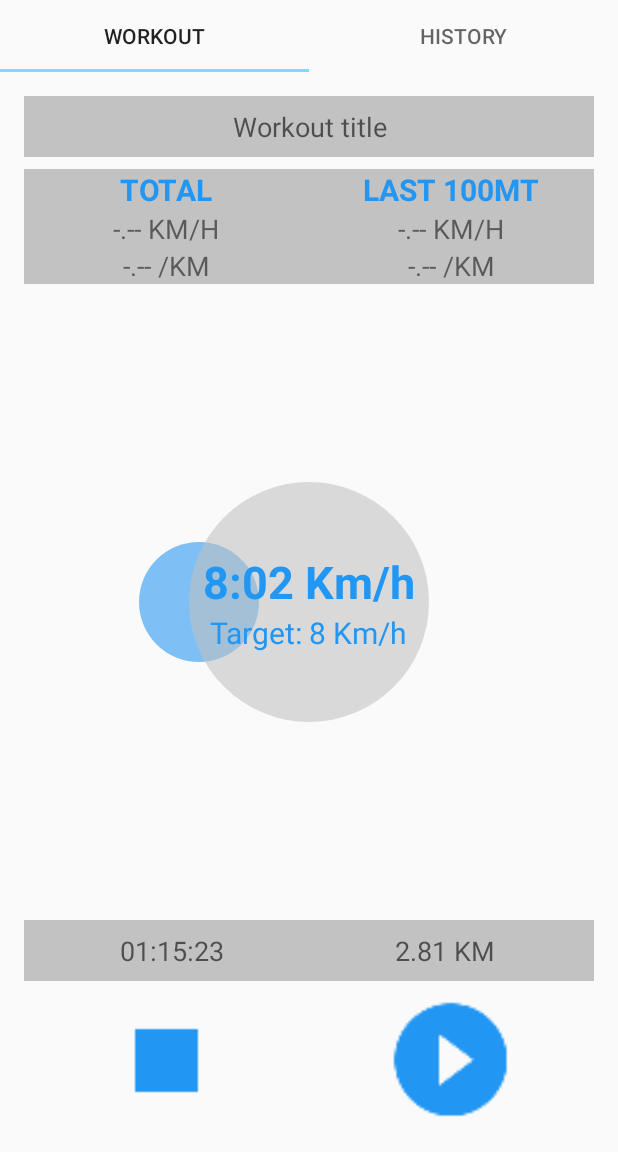
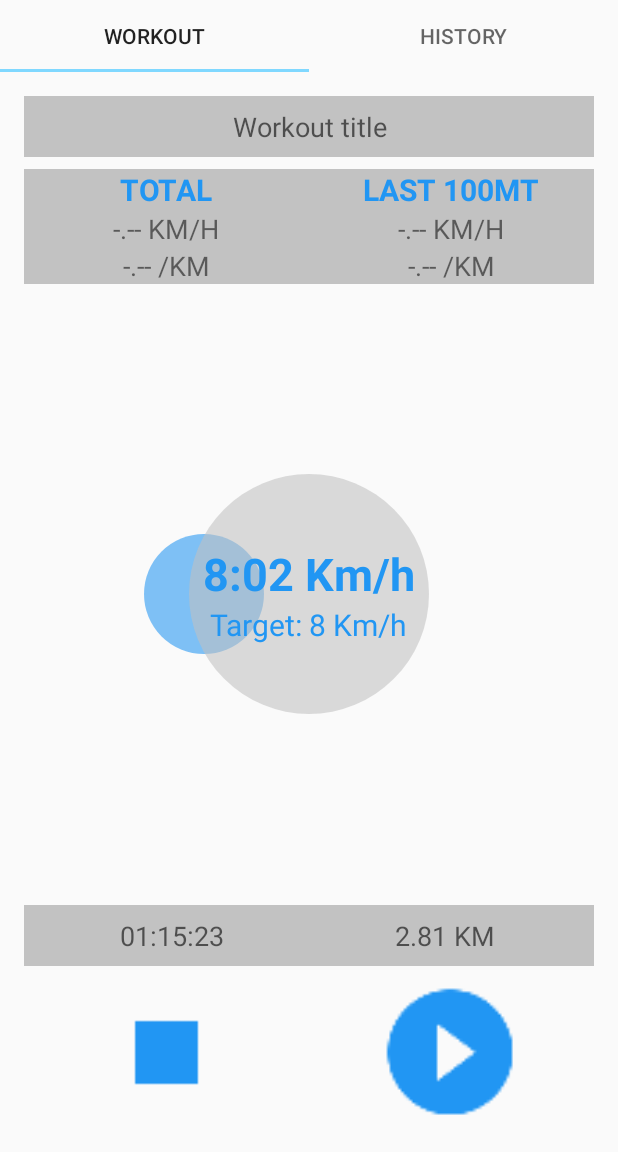
Before and after one commit to stefanolande/Qaddu, an Android app: the screen it shows after launch (MainActivity), on a phone screen of 412 x 824 dp, the part 84-1236 px from its top. Run offline under Robolectric (Android 15) with nearby library versions, the phone set to English and light mode, and no system bars; our stand-ins replace ButterKnife.

```diff
--- a/app/src/main/res/layout/fragment_workout.xml
+++ b/app/src/main/res/layout/fragment_workout.xml
@@ -248,8 +248,8 @@
 
             <ImageButton
                 android:id="@+id/btn_start"
-                android:layout_width="90dp"
-                android:layout_height="90dp"
+                android:layout_width="100dp"
+                android:layout_height="100dp"
                 android:background="@android:color/transparent"
                 android:src="@drawable/ic_play"
                 android:nestedScrollingEnabled="false"
```
